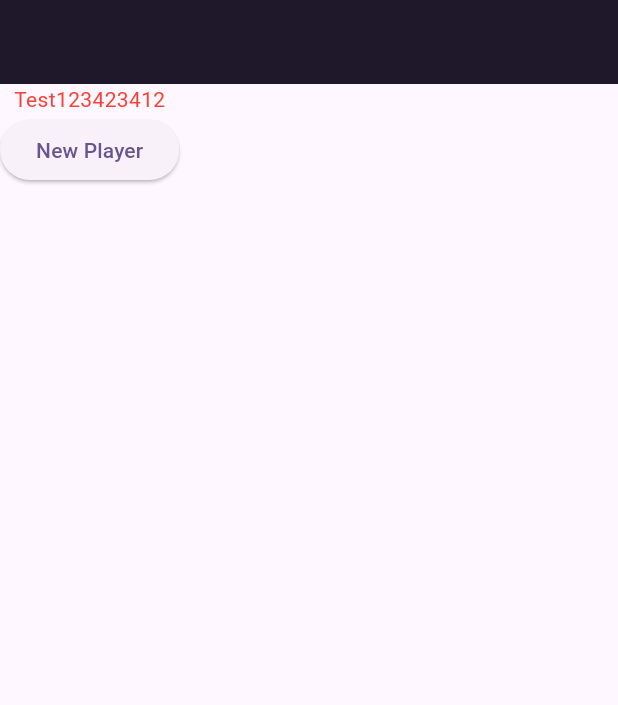
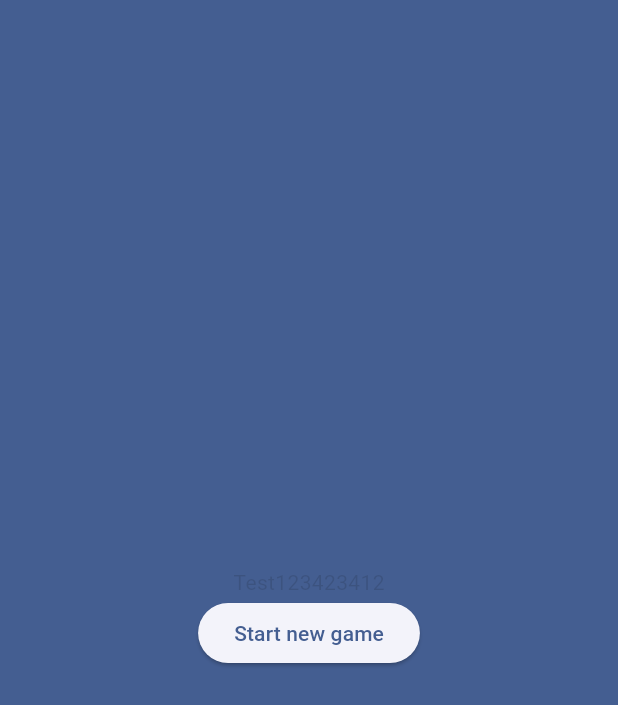
Before and after one commit to KaiBraun/real_world_interactive_system, a Flutter app: the screen it shows after launch, on a phone screen of 412 x 824 dp. Shown: the top 705 px of the screen. Run offline on Flutter 3.47's test engine with Material 3 defaults, Android fonts, the phone set to English and light mode, and no system bars.

Commit message:
work on welcome view

```diff
--- a/party_app/lib/main.dart
+++ b/party_app/lib/main.dart
@@ -29,7 +29,7 @@ class MyApp extends StatelessWidget {
         //
         // This works for code too, not just values: Most code changes can be
         // tested with just a hot reload.
-        colorScheme: ColorScheme.fromSeed(seedColor: Colors.deepPurple),
+        colorScheme: ColorScheme.fromSeed(seedColor: Colors.blueAccent),
         useMaterial3: true,
       ),
       //home: const MyHomePage(title: 'Flutter Demo Home Page'),
--- /dev/null
+++ b/party_app/lib/shared/constants.dart
@@ -0,0 +1,10 @@
+//Colors
+
+import 'dart:ui';
+
+import 'package:flutter/cupertino.dart';
+
+class Constants {
+  //static const greyColor = Color(0xff696969);
+  //static const blackColor = Color(0xff353535);
+}
--- /dev/null
+++ b/party_app/lib/shared/utils.dart
@@ -0,0 +1,11 @@
+import 'package:flutter/cupertino.dart';
+
+class Utils {
+  static getWidth(BuildContext context) {
+    return MediaQuery.of(context).size.width;
+  }
+
+  static getHeight(BuildContext context) {
+    return MediaQuery.of(context).size.height;
+  }
+}
--- a/party_app/lib/ui/welcome_view.dart
+++ b/party_app/lib/ui/welcome_view.dart
@@ -1,23 +1,28 @@
 import 'package:flutter/material.dart';
+
+import '../shared/utils.dart';
 
 class WelcomeView extends StatelessWidget {
   @override
   Widget build(BuildContext context) {
     return Scaffold(
-      appBar: AppBar(
-        backgroundColor: Theme.of(context).colorScheme.onSecondaryFixed,
 
-      ),
-      body: Column(
+      body: Container(
+        color: Theme.of(context).colorScheme.primary,
+        height: Utils.getHeight(context),
+        width: Utils.getWidth(context),
+        child: Column(
+          mainAxisAlignment: MainAxisAlignment.center,
           children: [
-          Text("Test123423412",style: TextStyle(color: Colors.red),),
+            Text("Test123423412",style: TextStyle(color: Colors.black12),),
             ElevatedButton(
                 onPressed: () => {
 
                 },
-              child: Text("New Player")
+                child: Text("Start new game")
             )
           ],
+        ),
       )
 
     );
```
Lines whose indentation alone changed are shown as unchanged.
